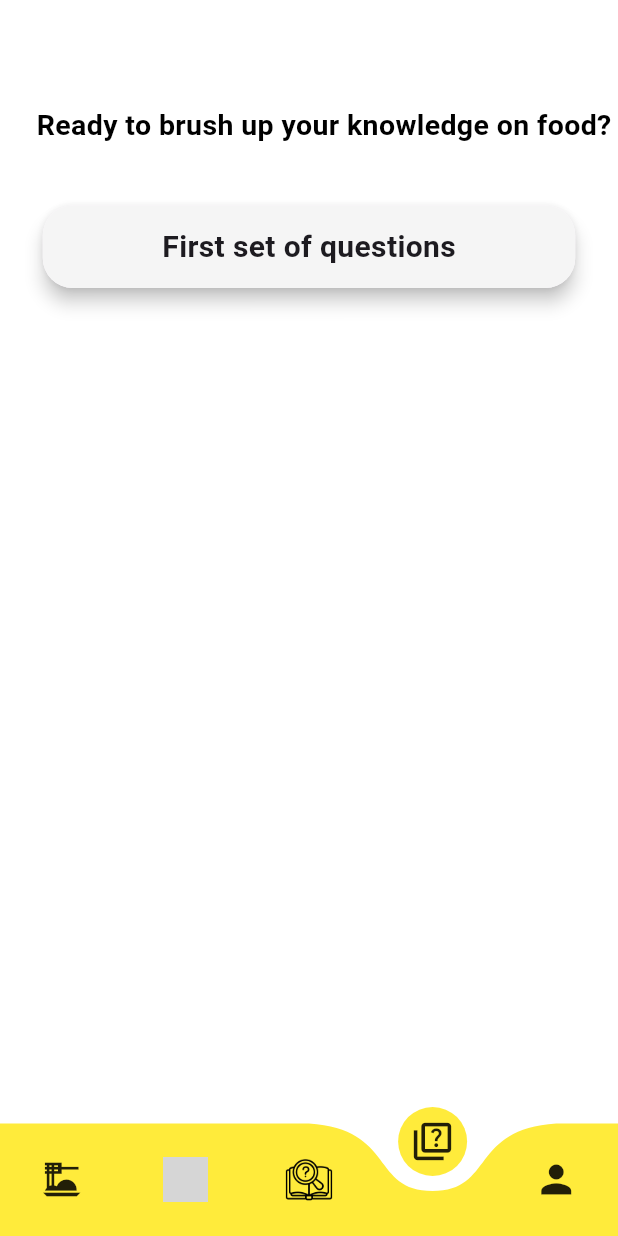
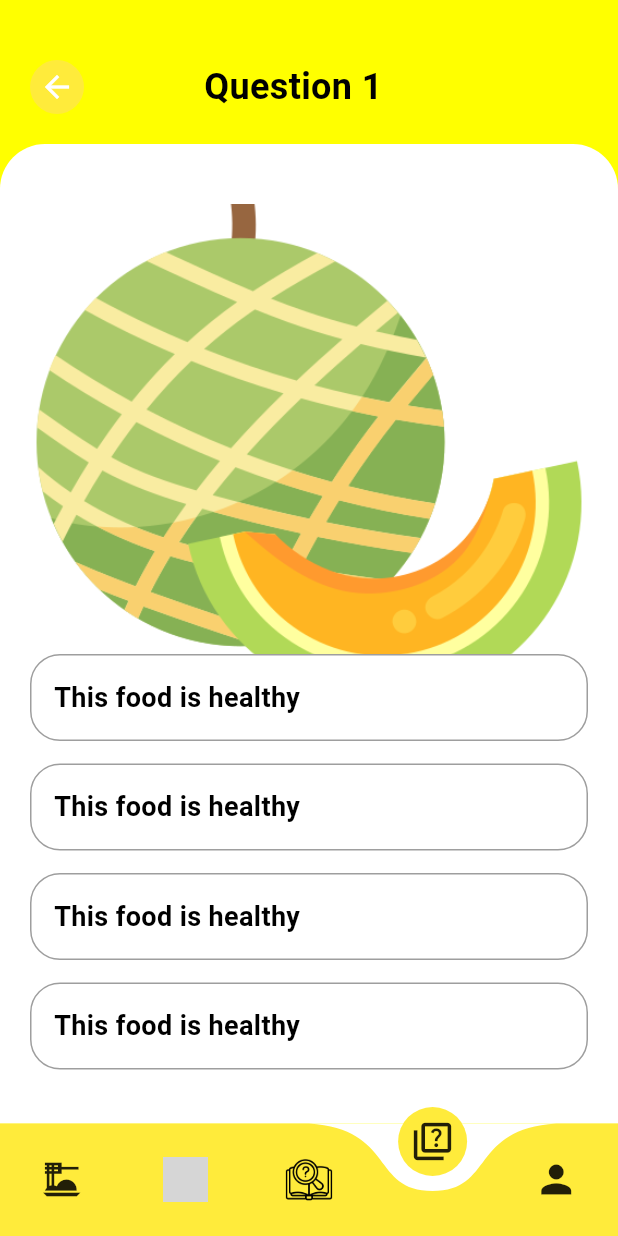
Before and after one commit to qu-ngx/DeFat, a Flutter app: the HomePage screen opened directly, item 4 of the bottom bar chosen, on a phone screen of 412 x 824 dp. Run offline on Flutter 3.47's test engine with Material 3 defaults, Android fonts, the light colour scheme and no system bars; drawn by our look-alikes of curved_navigation_bar; our stand-ins replace firebase_auth, firebase_core, image_picker, percent_indicator, smooth_page_indicator; missing offline and left inert: tflite_flutter; accounts and stored records are empty; grey boxes are pictures that could not be loaded.

Commit message:
added tempo question page

```diff
--- /dev/null
+++ b/lib/models/question.dart
@@ -0,0 +1,147 @@
+import 'package:flutter/material.dart';
+
+class Question extends StatefulWidget {
+  const Question({super.key});
+
+  @override
+  State<Question> createState() => _QuestionState();
+}
+
+class _QuestionState extends State<Question> {
+  @override
+  Widget build(BuildContext context) {
+    return Scaffold(
+      backgroundColor: Colors.yellowAccent,
+      body: Container(
+        child: Column(
+          children: [
+            Padding(
+              padding: EdgeInsets.only(top: 40.0, left: 20.0),
+              child: Row(
+                children: [
+                  Container(
+                    padding: EdgeInsets.all(6),
+                    decoration: BoxDecoration(
+                        color: Colors.yellow,
+                        borderRadius: BorderRadius.circular(60)),
+                    child: Center(
+                      child: Icon(
+                        Icons.arrow_back,
+                        color: Colors.white,
+                      ),
+                    ),
+                  ),
+                  SizedBox(
+                    width: 80.0,
+                  ),
+                  Text(
+                    "Question 1",
+                    style: TextStyle(
+                        color: Colors.black,
+                        fontSize: 24.0,
+                        fontWeight: FontWeight.bold),
+                  )
+                ],
+              ),
+            ),
+            SizedBox(
+              height: 20,
+            ),
+            Expanded(
+              child: Container(
+                padding: EdgeInsets.only(left: 20, right: 20),
+                width: MediaQuery.of(context).size.width,
+                decoration: BoxDecoration(
+                    color: Colors.white,
+                    borderRadius: BorderRadius.only(
+                        topLeft: Radius.circular(30),
+                        topRight: Radius.circular(30))),
+                child: SingleChildScrollView(
+                  child: Column(
+                    children: [
+                      Padding(
+                          padding: EdgeInsets.only(top: 40),
+                          child: ClipRRect(
+                              borderRadius: BorderRadius.circular(20),
+                              child: Image.asset(
+                                "assets/images/cantaloupe.png",
+                                height: 300,
+                                width: MediaQuery.of(context).size.width,
+                                fit: BoxFit.cover,
+                              ))),
+                      Container(
+                        width: MediaQuery.of(context).size.width,
+                        padding: EdgeInsets.all(15),
+                        decoration: BoxDecoration(
+                            border: Border.all(color: Colors.grey),
+                            borderRadius: BorderRadius.circular(20)),
+                        child: Text(
+                          "This food is healthy",
+                          style: TextStyle(
+                              color: Colors.black,
+                              fontSize: 18,
+                              fontWeight: FontWeight.bold),
+                        ),
+                      ),
+                      SizedBox(
+                        height: 15,
+                      ),
+                      Container(
+                        width: MediaQuery.of(context).size.width,
+                        padding: EdgeInsets.all(15),
+                        decoration: BoxDecoration(
+                            border: Border.all(color: Colors.grey),
+                            borderRadius: BorderRadius.circular(20)),
+                        child: Text(
+                          "This food is healthy",
+                          style: TextStyle(
+                              color: Colors.black,
+                              fontSize: 18,
+                              fontWeight: FontWeight.bold),
+                        ),
+                      ),
+                      SizedBox(
+                        height: 15,
+                      ),
+                      Container(
+                        width: MediaQuery.of(context).size.width,
+                        padding: EdgeInsets.all(15),
+                        decoration: BoxDecoration(
+                            border: Border.all(color: Colors.grey),
+                            borderRadius: BorderRadius.circular(20)),
+                        child: Text(
+                          "This food is healthy",
+                          style: TextStyle(
+                              color: Colors.black,
+                              fontSize: 18,
+                              fontWeight: FontWeight.bold),
+                        ),
+                      ),
+                      SizedBox(
+                        height: 15,
+                      ),
+                      Container(
+                        width: MediaQuery.of(context).size.width,
+                        padding: EdgeInsets.all(15),
+                        decoration: BoxDecoration(
+                            border: Border.all(color: Colors.grey),
+                            borderRadius: BorderRadius.circular(20)),
+                        child: Text(
+                          "This food is healthy",
+                          style: TextStyle(
+                              color: Colors.black,
+                              fontSize: 18,
+                              fontWeight: FontWeight.bold),
+                        ),
+                      )
+                    ],
+                  ),
+                ),
+              ),
+            ),
+          ],
+        ),
+      ),
+    );
+  }
+}
--- a/lib/pages/nav_pages.dart
+++ b/lib/pages/nav_pages.dart
@@ -1,4 +1,5 @@
 import 'package:curved_navigation_bar/curved_navigation_bar.dart';
+import 'package:nufit/models/question.dart';
 import 'package:nufit/pages/dictionary/dictionary_page.dart';
 import 'package:nufit/pages/food_detection/fd_front.dart';
 import 'package:nufit/pages/meal_planner/meal_planner_page.dart';
@@ -24,7 +25,7 @@ class _HomePageState extends State<HomePage> {
         MealPlannerPage(),
         FoodML(),
         DictPage(),
-        QuizzPage(),
+        Question(),
         ProfilePage(),
       ][_page],
       backgroundColor: Colors.transparent,
```
